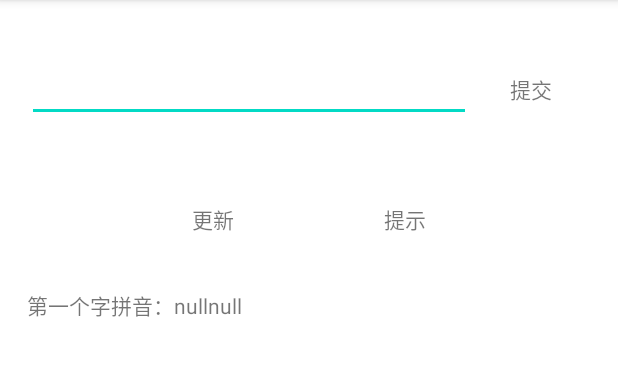
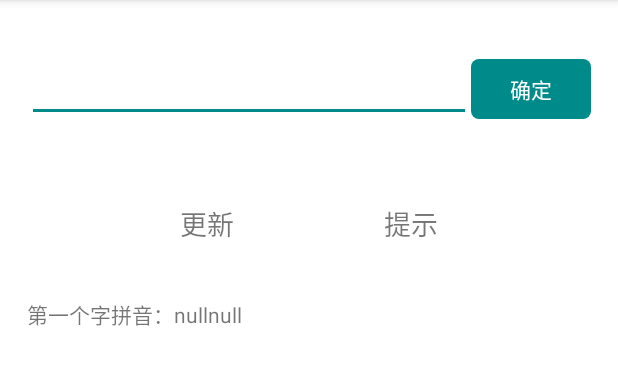
Before and after one commit to mjnhmd/wordin, an Android app: the screen it shows after launch (MainActivity), after a tap on "提示", on a phone screen of 412 x 824 dp, the part 84-469 px from its top. Run offline under Robolectric (Android 15) with nearby library versions, the phone set to English and light mode, and no system bars; our stand-ins replace Room's generated code.

Commit message:
DEV:更新下

```diff
--- a/app/src/main/java/com/youdao/wordin/MainActivity.kt
+++ b/app/src/main/java/com/youdao/wordin/MainActivity.kt
@@ -90,6 +90,8 @@ class MainActivity : AppCompatActivity() {
                 }
                 else -> {
                     Toast.makeText(this, "你干脆别玩了", Toast.LENGTH_SHORT).show()
+                    tv_answer.visibility = View.VISIBLE
+                    tv_answer.text = word?.idiom
                 }
             }
             tipCount++
@@ -115,5 +117,6 @@ class MainActivity : AppCompatActivity() {
         tv_word1.visibility = View.GONE
         tv_word2.visibility = View.GONE
         tv_word3.visibility = View.GONE
+        tv_answer.visibility = View.GONE
     }
 }
--- a/app/src/main/java/com/youdao/wordin/ResultAdapter.kt
+++ b/app/src/main/java/com/youdao/wordin/ResultAdapter.kt
@@ -103,7 +103,7 @@ class ResultAdapter: RecyclerView.Adapter<ResultAdapter.ResultViewHolder>() {
                     if (answerModel.sm == word.sm){
                         tv_sm.setTextColor(context.resources.getColor(R.color.right))
                     } else {
-                        if (answer!!.getAllSm().contains(word.sm ?: "!!!")){
+                        if (answer!!.sm1 == word.sm || answer!!.sm2 == word.sm || answer!!.sm3 == word.sm || answer!!.sm4 == word.sm){
                             tv_sm.setTextColor(context.resources.getColor(R.color.word))
                         } else {
                             tv_sm.setTextColor(context.resources.getColor(R.color.black))
@@ -112,7 +112,7 @@ class ResultAdapter: RecyclerView.Adapter<ResultAdapter.ResultViewHolder>() {
                     if (answerModel.ym == word.ym){
                         tv_ym.setTextColor(context.resources.getColor(R.color.right))
                     } else {
-                        if (answer!!.getAllYm().contains(word.ym ?: "!!!")){
+                        if (answer!!.ym1 == word.ym || answer!!.ym2 == word.ym || answer!!.ym3 == word.ym || answer!!.ym4 == word.ym){
                             tv_ym.setTextColor(context.resources.getColor(R.color.word))
                         } else {
                             tv_ym.setTextColor(context.resources.getColor(R.color.black))
--- /dev/null
+++ b/app/src/main/res/drawable/bg_round_20_main.xml
@@ -0,0 +1,7 @@
+<?xml version="1.0" encoding="utf-8"?>
+<shape xmlns:android="http://schemas.android.com/apk/res/android"
+    android:shape="rectangle">
+    <solid android:color="@color/right" />
+    <corners
+        android:radius="5dp" />
+</shape>
--- a/app/src/main/res/layout/activity_main.xml
+++ b/app/src/main/res/layout/activity_main.xml
@@ -42,7 +42,9 @@
                 android:layout_width="80dp"
                 android:layout_height="40dp"
                 android:gravity="center"
-                android:text="提交" />
+                android:textColor="@color/white"
+                android:background="@drawable/bg_round_20_main"
+                android:text="确定" />
         </androidx.appcompat.widget.LinearLayoutCompat>
 
         <androidx.appcompat.widget.LinearLayoutCompat
@@ -58,14 +60,15 @@
                 android:layout_width="wrap_content"
                 android:layout_height="wrap_content"
                 android:layout_marginTop="18dp"
+                android:textSize="18sp"
                 android:text="更新" />
-
             <TextView
                 android:id="@+id/tv_tip"
                 android:layout_width="wrap_content"
                 android:layout_height="wrap_content"
                 android:layout_marginLeft="100dp"
                 android:layout_marginTop="18dp"
+                android:textSize="18sp"
                 android:text="提示" />
         </androidx.appcompat.widget.LinearLayoutCompat>
 
@@ -122,5 +125,14 @@
             android:layout_marginTop="18dp"
             android:text="提示"
             android:visibility="gone" />
+
+        <TextView
+            android:id="@+id/tv_answer"
+            android:layout_width="wrap_content"
+            android:layout_height="wrap_content"
+            android:layout_marginLeft="18dp"
+            android:layout_marginTop="18dp"
+            android:text="提示"
+            android:visibility="gone" />
     </androidx.appcompat.widget.LinearLayoutCompat>
 </ScrollView>
--- a/app/src/main/res/values/colors.xml
+++ b/app/src/main/res/values/colors.xml
@@ -10,4 +10,5 @@
     <color name="right">#008B8B</color>
     <color name="word">#D2691E</color>
     <color name="gray">#E0E0E0</color>
+    <color name="dark_gray">#909090</color>
 </resources>
--- a/app/src/main/res/values/themes.xml
+++ b/app/src/main/res/values/themes.xml
@@ -6,7 +6,7 @@
         <item name="colorPrimaryVariant">@color/right</item>
         <item name="colorOnPrimary">@color/white</item>
         <!-- Secondary brand color. -->
-        <item name="colorSecondary">@color/teal_200</item>
+        <item name="colorSecondary">@color/right</item>
         <item name="colorSecondaryVariant">@color/teal_700</item>
         <item name="colorOnSecondary">@color/black</item>
         <!-- Status bar color. -->
```
Also changed, not shown: app/src/main/java/com/youdao/wordin/model/Idiom.kt (+19 -4 lines), app/src/main/res/drawable/bg_round_20_gray.xml (added, +7 -0 lines), 1 other file.
